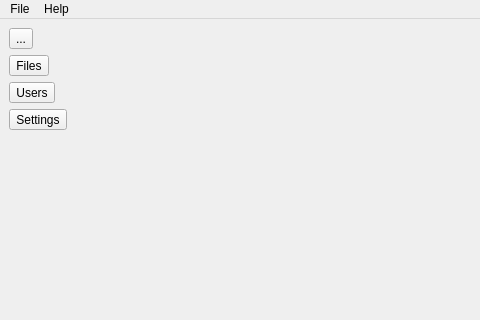
Old version of the form parsec/core/gui/forms/main_window.ui in the repository Scille/parsec-cloud; both pictures show x 0 to 480 and y 0 to 320 of the 800 by 600 pixel window.
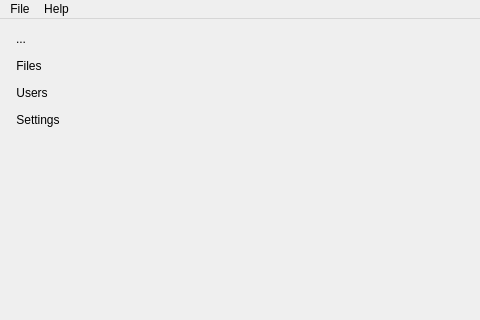
New version of the form. Icons and pictures are not drawn.

What changed in the file:
```diff
--- a/parsec/core/gui/forms/main_window.ui
+++ b/parsec/core/gui/forms/main_window.ui
@@ -45,6 +45,9 @@
         <property name="checked">
          <bool>false</bool>
         </property>
+        <property name="autoRaise">
+         <bool>true</bool>
+        </property>
        </widget>
       </item>
       <item>
@@ -74,6 +77,9 @@
         <property name="checkable">
          <bool>true</bool>
         </property>
+        <property name="autoRaise">
+         <bool>true</bool>
+        </property>
        </widget>
       </item>
       <item>
@@ -97,6 +103,9 @@
         <property name="checkable">
          <bool>true</bool>
         </property>
+        <property name="autoRaise">
+         <bool>true</bool>
+        </property>
        </widget>
       </item>
       <item>
@@ -120,6 +129,9 @@
         <property name="checkable">
          <bool>true</bool>
         </property>
+        <property name="autoRaise">
+         <bool>true</bool>
+        </property>
        </widget>
       </item>
       <item>
```
Left out of the diff: 20 changed lines with no effect on the pictures.
